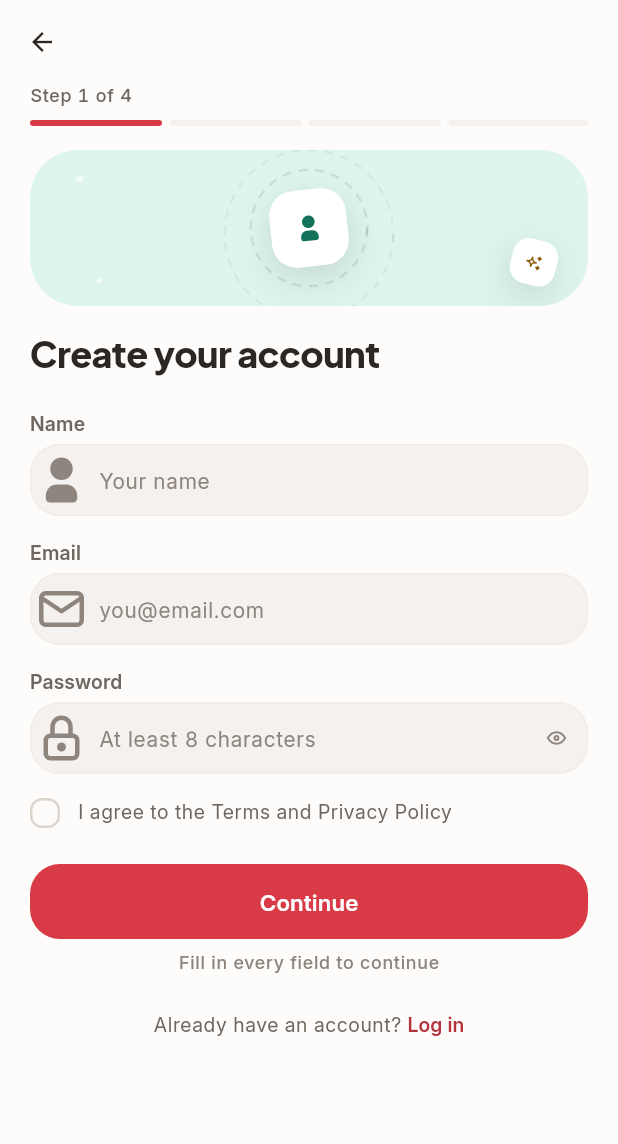
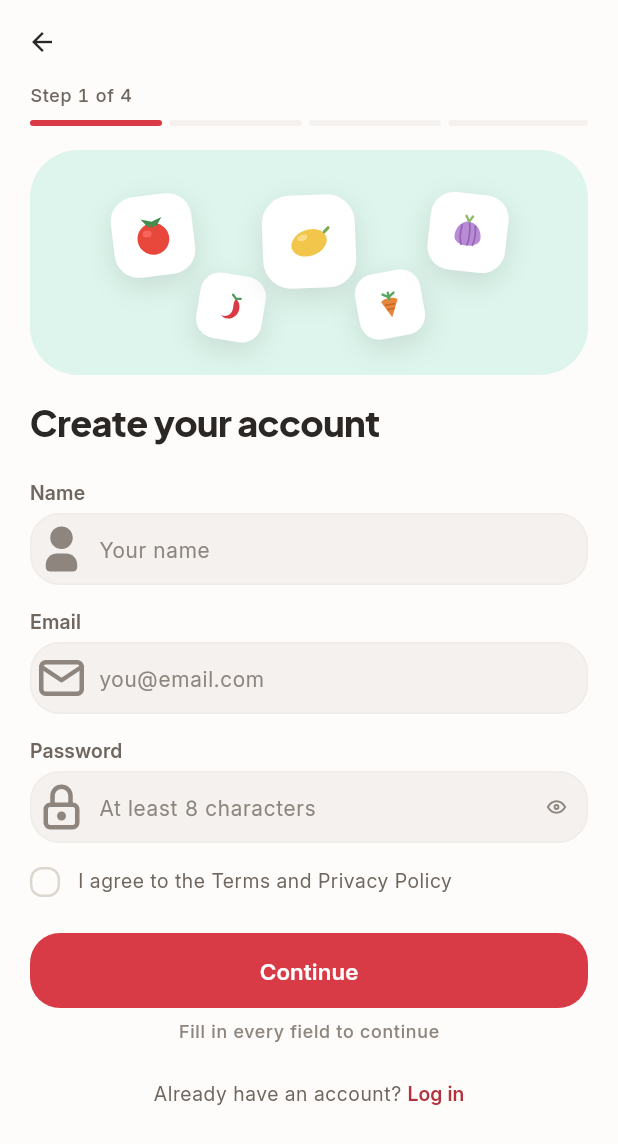
Before and after one commit to safinmahesania/Recipedia, a Flutter app: the LoginView screen opened directly, after a tap on "Create account", on a phone screen of 412 x 824 dp. Shown: the top 1144 px of the screen. Run offline on Flutter 3.47's test engine with Material 3 defaults, Android fonts, the phone set to English and light mode, and no system bars; our stand-ins replace cached_network_image, flutter_svg, get, image_picker, share_plus, shared_preferences and 1 more; accounts and stored records are empty.

Commit message:
feat(auth): distinct hero compositions for login and signup
- RecipeStackHero: fanned recipe cards using the real dish artwork, for
  'pick up where you left off'
- PantryMosaicHero: scattered ingredient tiles, since the account being
  created is really a kitchen
- All three heroes now 150; forgot password keeps the kit's halo composition
- Reuses existing illustrations, so no new assets

```diff
--- a/lib/shared/widgets/auth_hero.dart
+++ b/lib/shared/widgets/auth_hero.dart
@@ -3,6 +3,8 @@ import 'dart:math' as math;
 import 'package:flutter/material.dart';
 import '../../constants/app_sizes.dart';
 import '../../theme/app_tokens.dart';
+import 'package:flutter_svg/flutter_svg.dart';
+
 import 'app_icon.dart';
 
 /// The illustrated header used across the auth screens.
@@ -203,3 +205,142 @@ class _Float extends StatelessWidget {
     );
   }
 }
+
+/// Login — a fanned stack of recipe cards.
+///
+/// Deliberately not the halo composition: "log in to pick up where you left
+/// off" is about work already waiting, so the subject is a stack of recipes,
+/// not an icon in a box. Uses the real dish artwork, which ties the screen to
+/// the same drawings that appear on every card in the app.
+class RecipeStackHero extends StatelessWidget {
+  final double height;
+  const RecipeStackHero({super.key, this.height = 150});
+
+  // slot, rotation, x offset, y offset, scale — back of the stack first.
+  static const _cards = [
+    (5, -0.16, -62.0, 10.0, 0.82),
+    (2, 0.13, 58.0, 6.0, 0.86),
+    (0, -0.03, -2.0, -6.0, 1.0),
+  ];
+
+  @override
+  Widget build(BuildContext context) {
+    final t = context.tokens;
+    final isDark = Theme.of(context).brightness == Brightness.dark;
+    final scale = height / 150;
+
+    return Container(
+      height: height,
+      width: double.infinity,
+      decoration: BoxDecoration(
+        color: t.surface,
+        borderRadius: BorderRadius.circular(AppSizes.radiusXl),
+      ),
+      clipBehavior: Clip.antiAlias,
+      child: Stack(
+        alignment: Alignment.center,
+        children: [
+          for (final (slot, angle, dx, dy, s) in _cards)
+            Transform.translate(
+              offset: Offset(dx * scale, dy * scale),
+              child: Transform.rotate(
+                angle: angle,
+                child: Container(
+                  width: 92 * scale * s,
+                  height: 104 * scale * s,
+                  alignment: Alignment.center,
+                  decoration: BoxDecoration(
+                    color: t.categoryTints[slot],
+                    borderRadius: BorderRadius.circular(18 * scale),
+                    boxShadow: [
+                      BoxShadow(
+                        color: isDark
+                            ? Colors.black.withValues(alpha: 0.5)
+                            : const Color(0xFF2B2724).withValues(alpha: 0.13),
+                        offset: Offset(0, 6 * scale),
+                        blurRadius: 18 * scale,
+                      ),
+                    ],
+                  ),
+                  child: SvgPicture.asset(
+                    'assets/dish/d$slot${isDark ? '_d' : '_l'}.svg',
+                    width: 44 * scale * s,
+                    height: 44 * scale * s,
+                  ),
+                ),
+              ),
+            ),
+        ],
+      ),
+    );
+  }
+}
+
+/// Signup — a loose mosaic of ingredients.
+///
+/// The account being created is really a kitchen, so the subject is the
+/// ingredients themselves rather than a person glyph. Sizes and angles vary so
+/// it reads as a scatter on a counter, not a grid.
+class PantryMosaicHero extends StatelessWidget {
+  final double height;
+  const PantryMosaicHero({super.key, this.height = 150});
+
+  // name, tile size, rotation, x, y
+  static const _items = [
+    ('tomato', 54.0, -0.12, -104.0, -18.0),
+    ('chilli_green', 44.0, 0.16, -52.0, 30.0),
+    ('lemon', 62.0, -0.04, 0.0, -14.0),
+    ('carrot', 44.0, -0.18, 54.0, 28.0),
+    ('onion', 52.0, 0.11, 106.0, -20.0),
+  ];
+
+  @override
+  Widget build(BuildContext context) {
+    final t = context.tokens;
+    final isDark = Theme.of(context).brightness == Brightness.dark;
+    final scale = height / 150;
+
+    return Container(
+      height: height,
+      width: double.infinity,
+      decoration: BoxDecoration(
+        color: t.categoryTints[1],
+        borderRadius: BorderRadius.circular(AppSizes.radiusXl),
+      ),
+      clipBehavior: Clip.antiAlias,
+      child: Stack(
+        alignment: Alignment.center,
+        children: [
+          for (final (name, size, angle, dx, dy) in _items)
+            Transform.translate(
+              offset: Offset(dx * scale, dy * scale),
+              child: Transform.rotate(
+                angle: angle,
+                child: Container(
+                  width: size * scale,
+                  height: size * scale,
+                  alignment: Alignment.center,
+                  decoration: BoxDecoration(
+                    color: t.surfaceRaised,
+                    borderRadius: BorderRadius.circular(size * scale * 0.3),
+                    boxShadow: [
+                      BoxShadow(
+                        color: isDark
+                            ? Colors.black.withValues(alpha: 0.5)
+                            : const Color(0xFF2B2724).withValues(alpha: 0.12),
+                        offset: Offset(0, 6 * scale),
+                        blurRadius: 16 * scale,
+                      ),
+                    ],
+                  ),
+                  child: SvgPicture.asset('assets/ing/$name.svg',
+                      width: size * scale * 0.56,
+                      height: size * scale * 0.56),
+                ),
+              ),
+            ),
+        ],
+      ),
+    );
+  }
+}
--- a/lib/views/auth/login_view.dart
+++ b/lib/views/auth/login_view.dart
@@ -44,13 +44,7 @@ class _LoginViewState extends State<LoginView> {
             crossAxisAlignment: CrossAxisAlignment.stretch,
             children: [
               const SizedBox(height: AppSizes.smd),
-              // Shorter than the reset screen's: this one carries a form too,
-              // and the fields should stay above the fold.
-              const AuthHero(
-                  icon: 'restaurant_menu',
-                  badge: 'local_fire_department',
-                  slot: 0,
-                  height: 118),
+              const RecipeStackHero(),
               const SizedBox(height: AppSizes.lg),
               // Left-aligned like every other screen. A centred wordmark read
               // as a splash rather than the top of a form.
--- a/lib/views/auth/signup_view.dart
+++ b/lib/views/auth/signup_view.dart
@@ -109,10 +109,7 @@ class _SignupViewState extends State<SignupView> {
               ),
 
               const SizedBox(height: AppSizes.md),
-              // Shortest of the three: this screen already carries a progress
-              // bar, four inputs and a consent row.
-              const AuthHero(
-                  icon: 'person', badge: 'sparkles', slot: 1, height: 104),
+              const PantryMosaicHero(),
               const SizedBox(height: AppSizes.md),
               Text('Create your account', style: text.headlineMedium),
               const SizedBox(height: AppSizes.lg),
```
